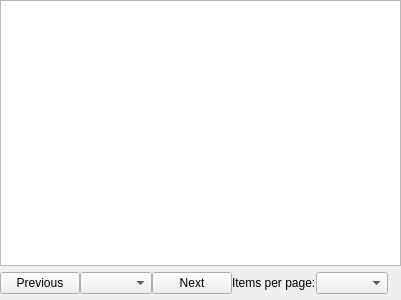
Old version of the form source/client/desktop/management/router_group_widget.ui in the repository dchapyshev/aspia.
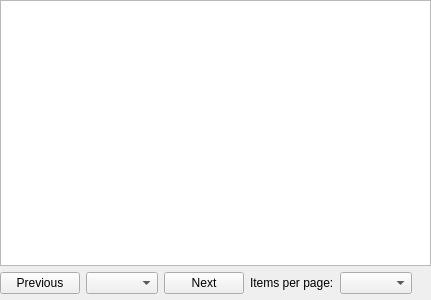
New version of the form. Icons and pictures are not drawn. Custom widgets are drawn as their Qt base class.

The edit to the form file:
```diff
--- a/source/client/desktop/management/router_group_widget.ui
+++ b/source/client/desktop/management/router_group_widget.ui
@@ -44,6 +44,9 @@
    </item>
    <item>
     <layout class="QHBoxLayout" name="layout_hosts_pagination">
+     <property name="spacing">
+      <number>6</number>
+     </property>
      <property name="topMargin">
       <number>6</number>
      </property>
```
